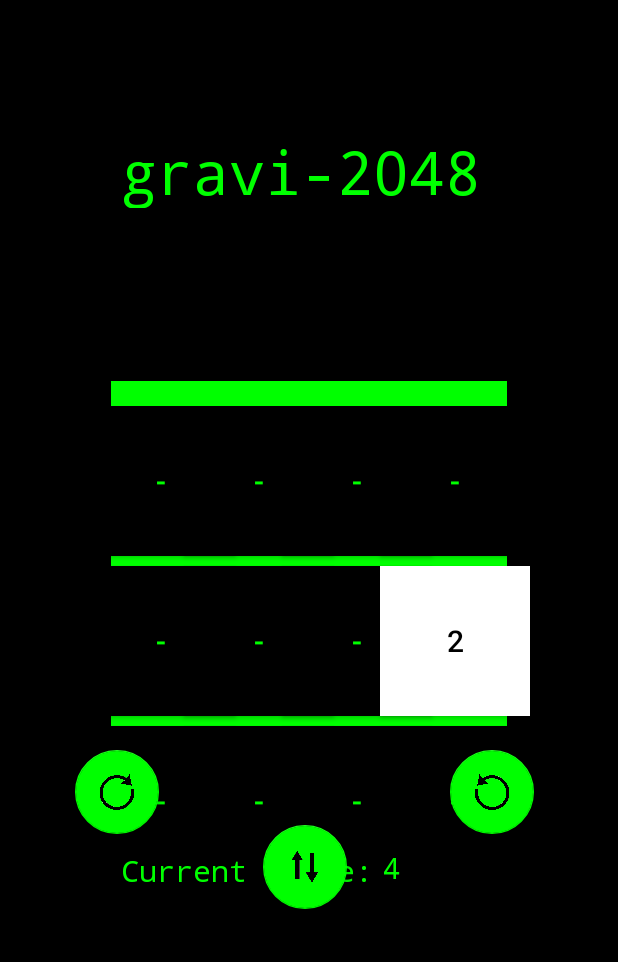
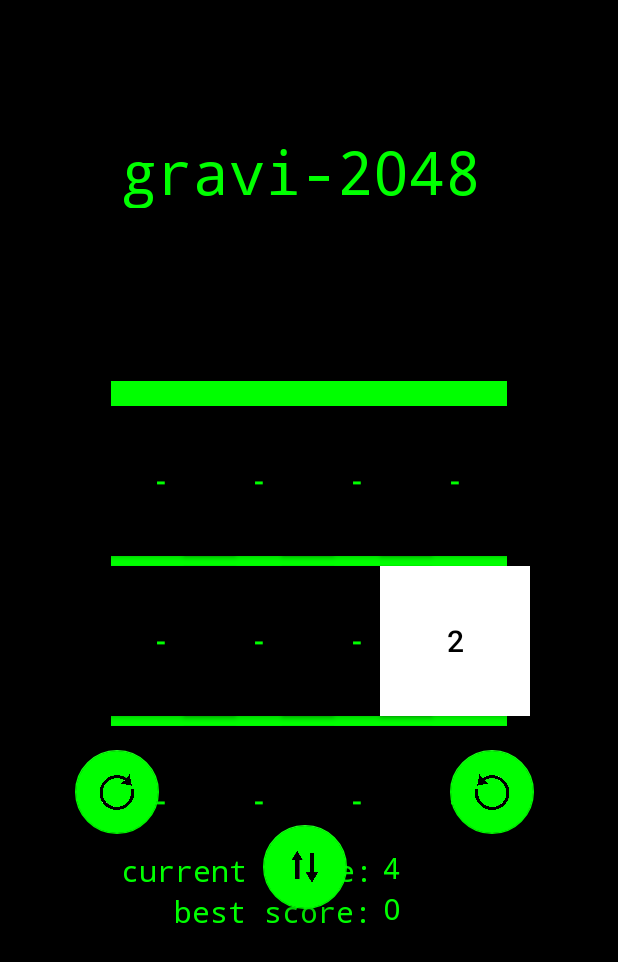
Before and after one commit to grawlixes/assignment2, an Android app: the screen it shows after launch (MainActivity), after a tap on an icon or button, on a phone screen of 412 x 824 dp. Shown: the top 962 px of the screen. Run offline under Robolectric (Android 15) with nearby library versions, the phone set to English and light mode, and no system bars; 2 other taps on this screen came first.

Commit message:
Game is done. I haven't decided if I should stop at 2048 or not.

```diff
--- a/app/src/main/java/com/example/cs441_assignment2_android/GridViewAdapter.java
+++ b/app/src/main/java/com/example/cs441_assignment2_android/GridViewAdapter.java
@@ -2,7 +2,6 @@ package com.example.cs441_assignment2_android;
 
 import android.content.Context;
 import android.graphics.Color;
-import android.util.Log;
 import android.view.View;
 import android.view.ViewGroup;
 import android.widget.BaseAdapter;
@@ -10,7 +9,6 @@ import android.widget.Button;
 import android.widget.GridView;
 
 import java.util.Random;
-import java.util.concurrent.TimeUnit;
 
 // I used this to learn how to use GridView and create adapters:
 // https://www.youtube.com/watch?v=HbEHxkAEumU
@@ -28,8 +26,6 @@ public class GridViewAdapter extends BaseAdapter {
     // just added. (-1, -1) if none. I use this because I want
     // the most recent block to be colored white for contrast.
     private int[] most_recent = {-1, -1};
-    // Did I win?
-    private boolean winner = false;
 
     private static final int NUM_ELEMENTS = 16;
 
@@ -81,7 +77,6 @@ public class GridViewAdapter extends BaseAdapter {
                 // Winning spaces (2048) are purely green.
                 button.setBackgroundColor(Color.GREEN);
                 button.setTextColor(Color.BLACK);
-                winner = true;
             } else if (position/4 == most_recent[0] && position%4 == most_recent[1]) {
                 // Most recently added '2' blocks are white for contrast.
                 button.setBackgroundColor(Color.WHITE);
@@ -96,7 +91,7 @@ public class GridViewAdapter extends BaseAdapter {
                 int actual = new_color << 8;
 
                 // If it's too dark, make the text color green so it's easier to see.
-                if (new_color < 128) {
+                if (new_color < 128 && Integer.parseInt(lst_source[position/4][position%4]) < 2048) {
                     button.setTextColor(Color.GREEN);
                 } else {
                     button.setTextColor(Color.BLACK);
@@ -113,12 +108,6 @@ public class GridViewAdapter extends BaseAdapter {
         }
 
         return button;
-    }
-
-    // Check this after each move. If it returns true, exit the game
-    // with a victory message for the user - it stops at 2048.
-    boolean isWinner() {
-        return winner;
     }
 
     // Package-private method that generates a new number
@@ -236,14 +225,11 @@ public class GridViewAdapter extends BaseAdapter {
                 }
             }
 
-            // No need to sleep and update if there are no blocks.
+            // No need to continue if there are no blocks.
             if (bottom == 3) {
-                Log.d("BOTTOM", String.valueOf(j));
                 continue;
             }
 
-            // Keep track of whether we've actually changed anything.
-            boolean unchanged = true;
             // If we combine blocks together, everything above the combined blocks
             // needs to be shifted down by one, regardless of whether they end up
             // getting combined themselves. So, each time blocks combine, increment this.
@@ -253,21 +239,19 @@ public class GridViewAdapter extends BaseAdapter {
                     // We're done - no numbers can exist above an empty space
                     // since we just dropped everything down, so exit the loop.
                     break;
-                } else if (i != 0 && lst_source[i][j].equals(lst_source[i-1][j])) {
+                } else if (i != 0 && lst_source[i][j].equals(lst_source[i - 1][j])) {
                     // Erase both blocks to combine, and then replace the bottom
                     // one with twice its original value to simulate combination.
                     String cur = lst_source[i][j];
                     lst_source[i][j] = "-";
-                    lst_source[i-1][j] = "-";
-                    lst_source[i+offset][j] = String.valueOf(2*Integer.parseInt(cur));
+                    lst_source[i - 1][j] = "-";
+                    lst_source[i + offset][j] = String.valueOf(2 * Integer.parseInt(cur));
                     // Offset has increased by one.
                     offset++;
                     // Skip the new blank space.
                     i--;
-                    // We changed something, so we have to sleep & update (see below).
-                    unchanged = false;
                     // Add the value of the new block to the score.
-                    score += 2*Integer.parseInt(cur);
+                    score += 2 * Integer.parseInt(cur);
                     // Also, a new space is free.
                     available_spaces++;
                 } else {
@@ -275,17 +259,22 @@ public class GridViewAdapter extends BaseAdapter {
                     // moves down as much as the offset says we need to.
                     String cur = lst_source[i][j];
                     lst_source[i][j] = "-";
-                    lst_source[i+offset][j] = cur;
+                    lst_source[i + offset][j] = cur;
                 }
-            }
-
-            // No need to sleep and update if nothing's changed.
-            if (unchanged) {
-                Log.d("UNCHANGED", String.valueOf(j));
-                continue;
             }
         }
 
         return score;
     }
+
+    // Clear the board.
+    void gameOver() {
+        for (int i = 0; i < 4; i++) {
+            for (int j = 0; j<4; j++) {
+                lst_source[i][j] = "-";
+            }
+        }
+
+        available_spaces = 16;
+    }
 }
--- a/app/src/main/java/com/example/cs441_assignment2_android/MainActivity.java
+++ b/app/src/main/java/com/example/cs441_assignment2_android/MainActivity.java
@@ -1,12 +1,9 @@
 package com.example.cs441_assignment2_android;
 
-import android.arch.core.util.Function;
+import android.graphics.Color;
 import android.os.Bundle;
 import android.support.design.widget.FloatingActionButton;
-import android.support.design.widget.Snackbar;
 import android.support.v7.app.AppCompatActivity;
-import android.support.v7.widget.Toolbar;
-import android.util.Log;
 import android.view.View;
 import android.view.Menu;
 import android.view.MenuItem;
@@ -14,18 +11,15 @@ import android.widget.GridView;
 import android.widget.ImageView;
 import android.widget.TextView;
 
-import java.util.ArrayList;
-import java.util.List;
-import java.util.concurrent.Callable;
-import java.util.concurrent.TimeUnit;
-
 public class MainActivity extends AppCompatActivity {
 
     String lstSource[][] = new String[4][4];
     GridView gv;
     GridViewAdapter gva;
     ImageView iv;
+    TextView game_over_text;
     TextView score;
+    TextView best_score;
 
     @Override
     protected void onCreate(Bundle savedInstanceState) {
@@ -48,7 +42,9 @@ public class MainActivity extends AppCompatActivity {
         iv = findViewById(R.id.imageView);
         iv.setY(-25);
 
+        game_over_text = findViewById(R.id.gom);
         score = findViewById(R.id.score);
+        best_score = findViewById(R.id.best_score);
 
         // Generate the first random '2' block.
         gva.generateBlock();
@@ -71,6 +67,11 @@ public class MainActivity extends AppCompatActivity {
         fab.setOnClickListener(new View.OnClickListener() {
             @Override
             public void onClick(View v) {
+                // If it's not already black (a game over just occurred),
+                // then set it back to black so it disappears.
+                game_over_text.setTextColor(Color.BLACK);
+
+                // Choose which way to flip/rotate based on what button was clicked.
                 if (option.equals("C")) {
                     gva.rotateC();
                 } else if (option.equals("CC")) {
@@ -88,15 +89,23 @@ public class MainActivity extends AppCompatActivity {
                 score.setText(String.valueOf(Integer.parseInt(String.valueOf(score.getText())) +
                         gva.fallDown()));
 
-                // Check if the "winner" flag was set off, i.e. the user
-                // got to 2048. If so, the player wins and starts over.
-                if (gva.isWinner()) {
-                    // You win!
-                }
                 // Generate the next 2. If it fails, then we quit because
                 // the user has lost the game without getting to 2048.
                 if (!gva.generateBlock()) {
-                    // Game over!
+                    // Alert the user that they suck and have lost the game.
+                    game_over_text.setTextColor(Color.GREEN);
+
+                    // Clear the board.
+                    gva.gameOver();
+                    // Start over.
+                    gva.generateBlock();
+
+                    // The amount of inner functions here is ridiculous,
+                    // but I'm just changing the best score.
+                    best_score.setText(String.valueOf(Math.max(
+                            Integer.parseInt(String.valueOf(best_score.getText())),
+                            Integer.parseInt(String.valueOf(score.getText())))));
+                    score.setText("0");
                 }
                 gva.notifyDataSetChanged();
                 gv.setAdapter(gva);
--- a/app/src/main/res/layout/content_main.xml
+++ b/app/src/main/res/layout/content_main.xml
@@ -24,6 +24,21 @@
         app:layout_constraintVertical_bias="0.113" />
 
     <TextView
+        android:id="@+id/gom"
+        android:layout_width="319dp"
+        android:layout_height="53dp"
+        android:text="@string/_gameOver"
+        android:textAllCaps="false"
+        android:textColor="@color/black"
+        android:textSize="40sp"
+        app:fontFamily="monospace"
+        app:layout_constraintBottom_toBottomOf="parent"
+        app:layout_constraintLeft_toLeftOf="parent"
+        app:layout_constraintRight_toRightOf="parent"
+        app:layout_constraintTop_toTopOf="parent"
+        app:layout_constraintVertical_bias="0.188" />
+
+    <TextView
         android:layout_width="250dp"
         android:layout_height="51dp"
         android:text="@string/_currentScore"
@@ -37,6 +52,21 @@
         app:layout_constraintRight_toRightOf="parent"
         app:layout_constraintTop_toTopOf="parent"
         app:layout_constraintVertical_bias="0.733" />
+
+    <TextView
+        android:layout_width="250dp"
+        android:layout_height="51dp"
+        android:text="@string/_bestScore"
+        android:textAllCaps="false"
+        android:textColor="@color/hackerGreen"
+        android:textSize="20sp"
+        app:fontFamily="monospace"
+        app:layout_constraintBottom_toBottomOf="parent"
+        app:layout_constraintHorizontal_bias="0.714"
+        app:layout_constraintLeft_toLeftOf="parent"
+        app:layout_constraintRight_toRightOf="parent"
+        app:layout_constraintTop_toTopOf="parent"
+        app:layout_constraintVertical_bias="0.769" />
 
     <TextView
         android:id="@+id/score"
@@ -54,4 +84,20 @@
         app:layout_constraintTop_toTopOf="parent"
         app:layout_constraintVertical_bias="0.712" />
 
+    <TextView
+        android:id="@+id/best_score"
+        android:layout_width="75dp"
+        android:layout_height="31dp"
+        android:text="@string/_score"
+        android:textAllCaps="false"
+        android:textColor="@color/hackerGreen"
+        android:textSize="20sp"
+        app:fontFamily="monospace"
+        app:layout_constraintBottom_toBottomOf="parent"
+        app:layout_constraintHorizontal_bias="0.758"
+        app:layout_constraintLeft_toLeftOf="parent"
+        app:layout_constraintRight_toRightOf="parent"
+        app:layout_constraintTop_toTopOf="parent"
+        app:layout_constraintVertical_bias="0.747" />
+
 </android.support.constraint.ConstraintLayout>
--- a/app/src/main/res/values/strings.xml
+++ b/app/src/main/res/values/strings.xml
@@ -2,7 +2,10 @@
     <string name="app_name">cs441-assignment2-android</string>
     <string name="action_settings">Settings</string>
     <string name="_title">gravi-2048</string>
-    <string name="_currentScore">Current score:</string>
+    <string name="_currentScore">current score:</string>
+    <string name="_bestScore">best score:</string>
+    <string name="_gameOver">game over! :(</string>
     <string name="_score">0</string>
+    <string name="_best_score">0</string>
     <string name="_GVbackground">GridView Background</string>
 </resources>
```
